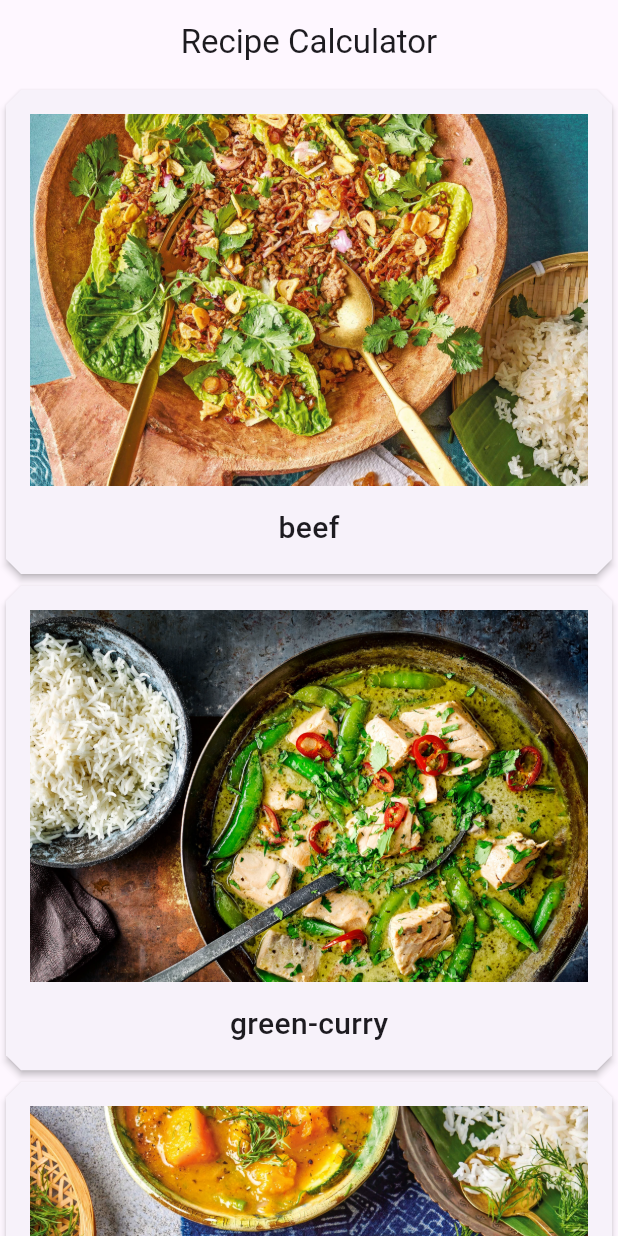
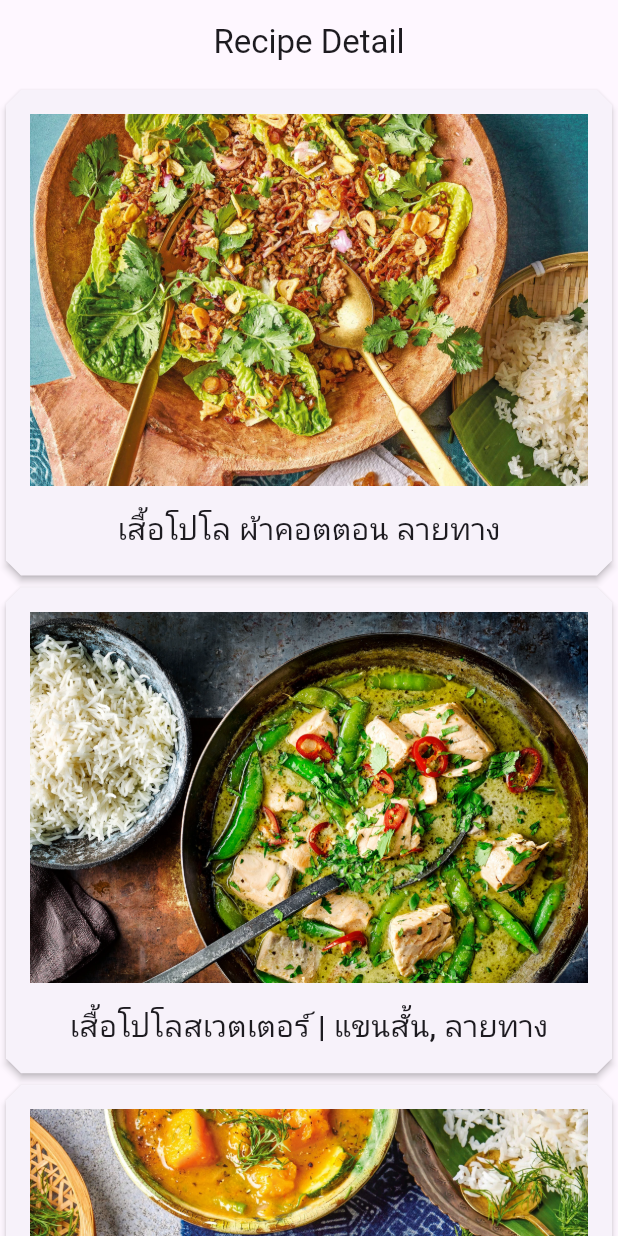
Before and after one commit to braleeb2023-sketch/flutter_application_1, a Flutter app: the screen it shows after launch, on a phone screen of 412 x 824 dp. Run offline on Flutter 3.47's test engine with Material 3 defaults, Android fonts, the phone set to English and light mode, and no system bars; Roboto replaces fonts that are missing (Palatino).

Commit message:
19/12/68

```diff
--- /dev/null
+++ b/lib/Model/Ingredient.dart
@@ -0,0 +1,11 @@
+class Ingredient {
+  String name;
+  int quantity;
+  String unit;
+  List<Ingredient> Ingredients = [];
+
+  Ingredient({
+    required this.name,
+    required this.quantity,
+    required this. unit});
+}
--- a/lib/Model/recipe.dart
+++ b/lib/Model/recipe.dart
@@ -1,14 +1,65 @@
+import 'package:flutter_application_1/Model/ingredient.dart';
+
 class Recipe {
   String imgLabel;
   String imageUrl;
+  String description;
+  List<Ingredient> Ingredients = [];
 
-  Recipe(this.imageUrl, this.imgLabel);
 
-static List<Recipe> samples = [
-  Recipe('assets/image/1.webp','beef'),
-  Recipe('assets/image/2.webp','green-curry'),
-  Recipe('assets/image/3.webp','mama-vegetable'),
-  Recipe('assets/image/4.webp','padthai-prawn'),
-  Recipe('assets/image/5.webp','Turkey-Larb'),
-  ];
+  Recipe(this.imageUrl, this.imgLabel, this.description,this.Ingredients);
+
+  static List<Recipe> samples = [
+  Recipe('assets/image/1.webp', 'เสื้อโปโล ผ้าคอตตอน ลายทาง','เสื้อโปโล ผ้าคอตตอน ลายทาง ผ้าคอตตอน 100% ผ่านกรรมวิธีฟอกเพื่อให้สัมผัสสบายในลุคแคชชวล ลายทางกว้าง',
+
+  [
+    Ingredient(name: 'Aubergines', quantity: 2, unit: ''),
+    Ingredient(name: 'Jungle curry paste', quantity: 2, unit: 'tbsp'),
+    Ingredient(name: 'Vegetable stock', quantity: 2, unit: 'cups'),
+    Ingredient(name: 'Kaffir lime leaves', quantity: 3, unit: ''),
+    Ingredient(name: 'Thai chilies', quantity: 2, unit: ''),
+    Ingredient(name: 'Fish sauce', quantity: 1, unit: 'tbsp'),
+    Ingredient(name: 'Thai basil', quantity: 1, unit: 'handful'),
+   ]),
+  Recipe('assets/image/2.webp', 'เสื้อโปโลสเวตเตอร์ | แขนสั้น, ลายทาง','เสื้อโปโลสเวตเตอร์ | แขนสั้น, ลายทาง ทำจากผ้าคอตตอนเรยอนสัมผัสเรียบลื่น',
+  [
+    Ingredient(name: 'Aubergines', quantity: 2, unit: ''),
+    Ingredient(name: 'Jungle curry paste', quantity: 2, unit: 'tbsp'),
+    Ingredient(name: 'Vegetable stock', quantity: 2, unit: 'cups'),
+    Ingredient(name: 'Kaffir lime leaves', quantity: 3, unit: ''),
+    Ingredient(name: 'Thai chilies', quantity: 2, unit: ''),
+    Ingredient(name: 'Fish sauce', quantity: 1, unit: 'tbsp'),
+    Ingredient(name: 'Thai basil', quantity: 1, unit: 'handful'),
+   ]),
+  Recipe('assets/image/3.webp', 'เสื้อโปโลสเวตเตอร์ | แขนสั้น','เสื้อโปโลสเวตเตอร์ | แขนสั้น ทำจากผ้าคอตตอนเรยอนสัมผัสเรียบลื่น ซักเครื่องได้',
+  [
+    Ingredient(name: 'Aubergines', quantity: 2, unit: ''),
+    Ingredient(name: 'Jungle curry paste', quantity: 2, unit: 'tbsp'),
+    Ingredient(name: 'Vegetable stock', quantity: 2, unit: 'cups'),
+    Ingredient(name: 'Kaffir lime leaves', quantity: 3, unit: ''),
+    Ingredient(name: 'Thai chilies', quantity: 2, unit: ''),
+    Ingredient(name: 'Fish sauce', quantity: 1, unit: 'tbsp'),
+    Ingredient(name: 'Thai basil', quantity: 1, unit: 'handful'),
+   ]),
+  Recipe('assets/image/4.webp', 'เสื้อสเวตเตอร์ โปโล ผ้าถักลายนูน (Ribbed) แบบซักได้','เสื้อสเวตเตอร์ โปโล ผ้าถักลายนูน (Ribbed) แบบซักได้ สัมผัสนุ่มไม่ระคายผิว ดีไซน์ปกสกิปเปอร์ให้ลุคสวยเนี้ยบช่วงคอเมื่อสวมใส่ตัวเดียว',
+  [
+    Ingredient(name: 'Aubergines', quantity: 2, unit: ''),
+    Ingredient(name: 'Jungle curry paste', quantity: 2, unit: 'tbsp'),
+    Ingredient(name: 'Vegetable stock', quantity: 2, unit: 'cups'),
+    Ingredient(name: 'Kaffir lime leaves', quantity: 3, unit: ''),
+    Ingredient(name: 'Thai chilies', quantity: 2, unit: ''),
+    Ingredient(name: 'Fish sauce', quantity: 1, unit: 'tbsp'),
+    Ingredient(name: 'Thai basil', quantity: 1, unit: 'handful'),
+   ]),
+  Recipe('assets/image/5.webp', 'เสื้อโปโล สเวตเตอร์ ผ้าถักลายนูน (Ribbed) แบบซักได้ | ลายทาง','เสื้อโปโล สเวตเตอร์ ผ้าถักลายนูน (Ribbed) แบบซักได้ ดีไซน์สกิปเปอร์หรูหราเพื่อให้ช่วงคอดูโฉบเฉี่ยว',
+  [
+    Ingredient(name: 'Aubergines', quantity: 2, unit: ''),
+    Ingredient(name: 'Jungle curry paste', quantity: 2, unit: 'tbsp'),
+    Ingredient(name: 'Vegetable stock', quantity: 2, unit: 'cups'),
+    Ingredient(name: 'Kaffir lime leaves', quantity: 3, unit: ''),
+    Ingredient(name: 'Thai chilies', quantity: 2, unit: ''),
+    Ingredient(name: 'Fish sauce', quantity: 1, unit: 'tbsp'),
+    Ingredient(name: 'Thai basil', quantity: 1, unit: 'handful'),
+   ]),
+];
 }
--- a/lib/main.dart
+++ b/lib/main.dart
@@ -13,7 +13,7 @@ class RecipeApp extends StatelessWidget {
   Widget build(BuildContext context) {
     return MaterialApp(
       theme: ThemeData(appBarTheme: const AppBarTheme(centerTitle: true)),
-      home: const MyHomePage(title: 'Recipe Calculator'),
+      home: const MyHomePage(title: 'Recipe Detail'),
     );
   }
 }
```
Also changed, not shown: lib/recipe_detail.dart (+74 -8 lines).
